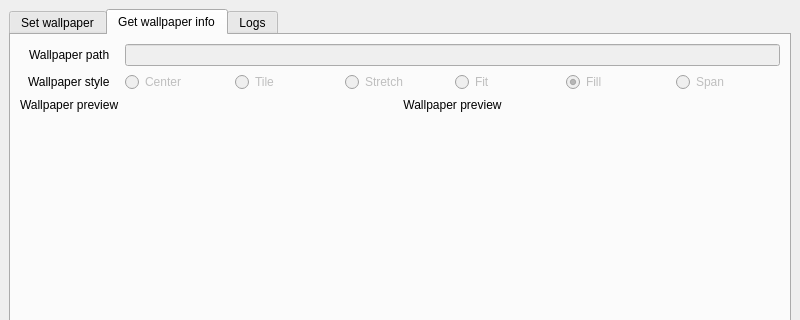
Above: mainwindow.ui from lpg2709/VOiDSetWallpaper before the change; both pictures show x 0 to 800 and y 0 to 320 of the 800 by 600 pixel window. Below: the same form after it.
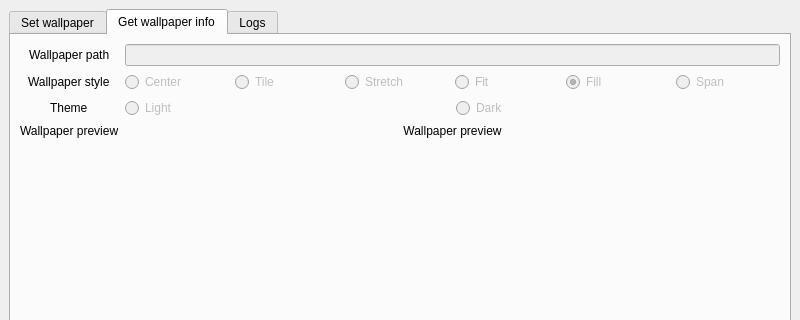
That is the form after the change. The open tabs and pages were chosen to show the change. Icons and pictures are not drawn.

Commit message: [ADD] Theme into UI

Diff of the .ui file:
```diff
--- a/mainwindow.ui
+++ b/mainwindow.ui
@@ -269,14 +269,14 @@
             </item>
            </layout>
           </item>
-          <item row="2" column="0">
+          <item row="3" column="0">
            <widget class="QLabel" name="label_tab2_wallpaper_preview">
             <property name="text">
              <string>Wallpaper preview</string>
             </property>
            </widget>
           </item>
-          <item row="2" column="1">
+          <item row="3" column="1">
            <widget class="QLabel" name="label_tab2_image_preview">
             <property name="text">
              <string>Wallpaper preview</string>
@@ -286,6 +286,37 @@
             </property>
            </widget>
           </item>
+          <item row="2" column="0">
+           <widget class="QLabel" name="label_tab2_theme">
+            <property name="text">
+             <string>Theme</string>
+            </property>
+           </widget>
+          </item>
+          <item row="2" column="1">
+           <layout class="QHBoxLayout" name="horizontalLayout_4">
+            <item>
+             <widget class="QRadioButton" name="radioButton_tab2_light">
+              <property name="enabled">
+               <bool>false</bool>
+              </property>
+              <property name="text">
+               <string>Light</string>
+              </property>
+             </widget>
+            </item>
+            <item>
+             <widget class="QRadioButton" name="radioButton_tab2_dark">
+              <property name="enabled">
+               <bool>false</bool>
+              </property>
+              <property name="text">
+               <string>Dark</string>
+              </property>
+             </widget>
+            </item>
+           </layout>
+          </item>
          </layout>
         </widget>
         <widget class="QWidget" name="tab">
```
Left out of the diff: 34 changed lines with no effect on the pictures.
